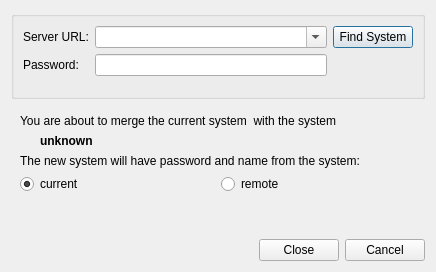
First picture: the form in client/src/ui/dialogs/merge_systems_dialog.ui, repository networkoptix/nx_open, before the edit.
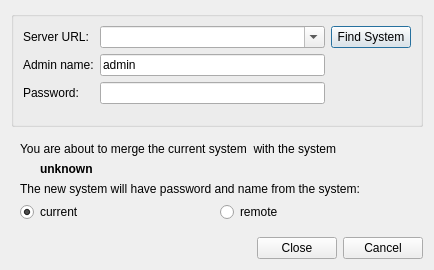
Second picture: the form after the edit. Custom widgets are drawn as their Qt base class.

Commit message:
remove hardcoded "admin" name in some places
<==== Mercurial data ====>
Branch: master

Patch:
```diff
--- a/client/src/ui/dialogs/merge_systems_dialog.ui
+++ b/client/src/ui/dialogs/merge_systems_dialog.ui
@@ -6,8 +6,8 @@
    <rect>
     <x>0</x>
     <y>0</y>
-    <width>436</width>
-    <height>272</height>
+    <width>434</width>
+    <height>270</height>
    </rect>
   </property>
   <property name="windowTitle">
@@ -72,20 +72,34 @@
                 </property>
                </widget>
               </item>
-              <item row="1" column="0">
+              <item row="3" column="0">
                <widget class="QLabel" name="passwordLabel">
                 <property name="text">
                  <string>Password:</string>
                 </property>
                </widget>
               </item>
-              <item row="1" column="1">
+              <item row="3" column="1">
                <widget class="QLineEdit" name="passwordEdit">
                 <property name="echoMode">
                  <enum>QLineEdit::Password</enum>
                 </property>
                </widget>
               </item>
+              <item row="1" column="1">
+               <widget class="QLineEdit" name="userNameEdit">
+                <property name="text">
+                 <string notr="true">admin</string>
+                </property>
+               </widget>
+              </item>
+              <item row="1" column="0">
+               <widget class="QLabel" name="userNameLabel">
+                <property name="text">
+                 <string>Admin name:</string>
+                </property>
+               </widget>
+              </item>
              </layout>
             </item>
             <item alignment="Qt::AlignTop">
```
Left out of the diff: 4 changed lines with no effect on the pictures. The commit also changes 15 other files.
